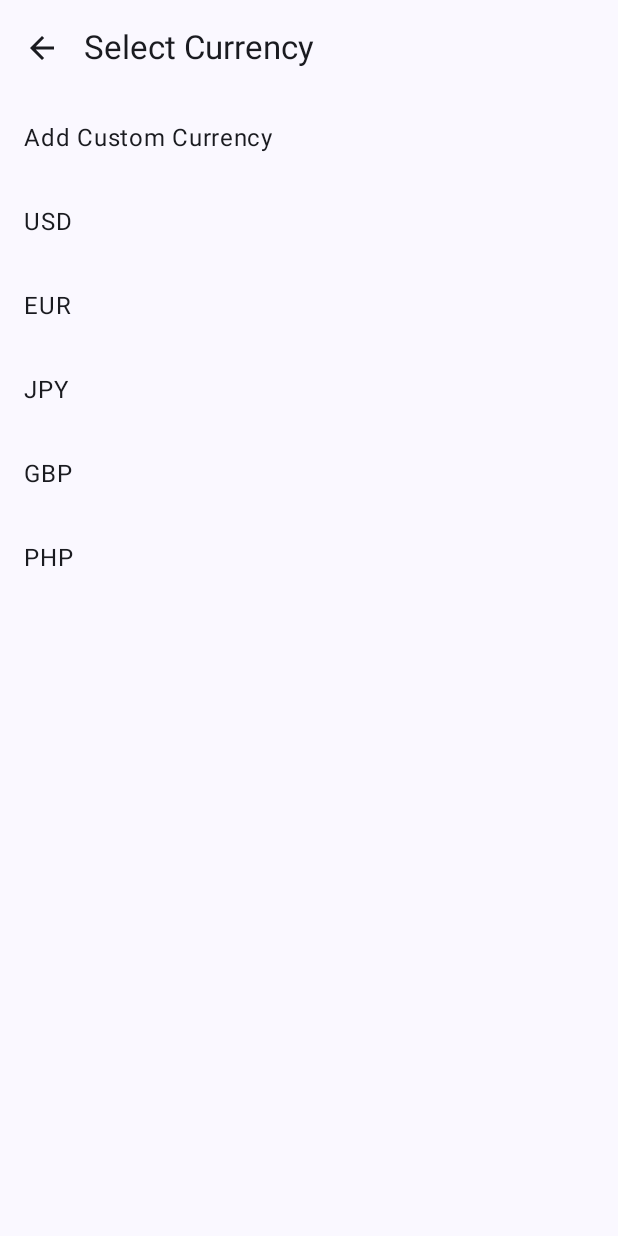
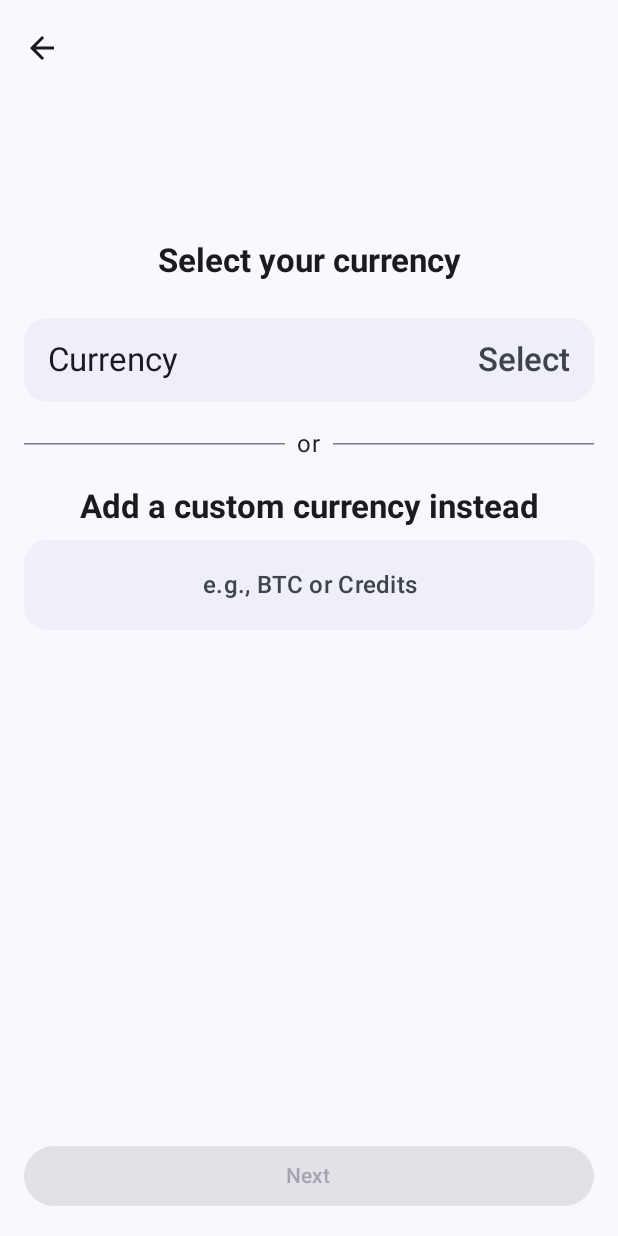
Before and after one commit to klarkengkoy/Trip-Track, an Android app built with Jetpack Compose: the AddTripCurrencyScreen screen opened through its navigation route, on a phone screen of 412 x 824 dp. Run offline under Robolectric (Android 15) with nearby library versions, the phone set to English and light mode, and no system bars; our stand-ins replace Dagger/Hilt's generated code, Firebase (no records; nobody signed in at launch, a user with empty details on screens opened directly); libraries missing offline, so code that uses them is left out: androidx.hilt.lifecycle, com.firebase.ui; 1 statement that could not run was skipped.

Commit message:
added selecting currency screen inside the add trip flow

```diff
--- a/app/src/main/java/dev/klarkengkoy/triptrack/MainNavigation.kt
+++ b/app/src/main/java/dev/klarkengkoy/triptrack/MainNavigation.kt
@@ -20,6 +20,7 @@ import dev.klarkengkoy.triptrack.ui.trips.TripsViewModel
 import dev.klarkengkoy.triptrack.ui.trips.addtrip.AddTripCurrencyScreen
 import dev.klarkengkoy.triptrack.ui.trips.addtrip.AddTripDatesScreen
 import dev.klarkengkoy.triptrack.ui.trips.addtrip.AddTripNameScreen
+import dev.klarkengkoy.triptrack.ui.trips.addtrip.CurrencyListScreen
 
 const val ADD_TRIP_ROUTE = "addTrip"
 
@@ -55,15 +56,6 @@ fun MainNavigation(
                 val viewModel: TripsViewModel = hiltViewModel(backStackEntry)
                 AddTripNameScreen(
                     onNavigateUp = { navController.navigateUp() },
-                    onNavigateNext = { navController.navigate("addTripDates") },
-                    viewModel = viewModel
-                )
-            }
-            composable("addTripDates") {
-                val backStackEntry = remember(it) { navController.getBackStackEntry(ADD_TRIP_ROUTE) }
-                val viewModel: TripsViewModel = hiltViewModel(backStackEntry)
-                AddTripDatesScreen(
-                    onNavigateUp = { navController.navigateUp() },
                     onNavigateNext = { navController.navigate("addTripCurrency") },
                     viewModel = viewModel
                 )
@@ -73,7 +65,29 @@ fun MainNavigation(
                 val viewModel: TripsViewModel = hiltViewModel(backStackEntry)
                 AddTripCurrencyScreen(
                     onNavigateUp = { navController.navigateUp() },
-                    onCurrencySelected = { /* TODO: Navigate to budget screen */ }
+                    onNavigateNext = { navController.navigate("addTripDates") },
+                    onCurrencyClick = { navController.navigate("currencyList") },
+                    viewModel = viewModel
+                )
+            }
+            composable("addTripDates") {
+                val backStackEntry = remember(it) { navController.getBackStackEntry(ADD_TRIP_ROUTE) }
+                val viewModel: TripsViewModel = hiltViewModel(backStackEntry)
+                AddTripDatesScreen(
+                    onNavigateUp = { navController.navigateUp() },
+                    onNavigateNext = { /* TODO: Navigate to budget screen */ },
+                    viewModel = viewModel
+                )
+            }
+            composable("currencyList") {
+                val backStackEntry = remember(it) { navController.getBackStackEntry(ADD_TRIP_ROUTE) }
+                val viewModel: TripsViewModel = hiltViewModel(backStackEntry)
+                CurrencyListScreen(
+                    onNavigateUp = { navController.navigateUp() },
+                    onCurrencySelected = {
+                        viewModel.onCurrencyChanged(it)
+                        navController.navigateUp()
+                    }
                 )
             }
         }
--- a/app/src/main/java/dev/klarkengkoy/triptrack/ui/trips/addtrip/AddTripCurrencyScreen.kt
+++ b/app/src/main/java/dev/klarkengkoy/triptrack/ui/trips/addtrip/AddTripCurrencyScreen.kt
@@ -1,46 +1,76 @@
 package dev.klarkengkoy.triptrack.ui.trips.addtrip
 
+import androidx.compose.foundation.clickable
+import androidx.compose.foundation.layout.Box
 import androidx.compose.foundation.layout.Column
+import androidx.compose.foundation.layout.Row
 import androidx.compose.foundation.layout.fillMaxSize
+import androidx.compose.foundation.layout.fillMaxWidth
 import androidx.compose.foundation.layout.padding
-import androidx.compose.foundation.lazy.LazyColumn
+import androidx.compose.foundation.text.BasicTextField
 import androidx.compose.material.icons.Icons
 import androidx.compose.material.icons.automirrored.filled.ArrowBack
+import androidx.compose.material3.Button
 import androidx.compose.material3.ExperimentalMaterial3Api
+import androidx.compose.material3.HorizontalDivider
 import androidx.compose.material3.Icon
 import androidx.compose.material3.IconButton
 import androidx.compose.material3.ListItem
+import androidx.compose.material3.MaterialTheme
 import androidx.compose.material3.Scaffold
+import androidx.compose.material3.Surface
 import androidx.compose.material3.Text
 import androidx.compose.material3.TopAppBar
+import androidx.compose.material3.TopAppBarDefaults
 import androidx.compose.runtime.Composable
+import androidx.compose.runtime.collectAsState
+import androidx.compose.runtime.getValue
+import androidx.compose.runtime.mutableStateOf
+import androidx.compose.runtime.remember
+import androidx.compose.runtime.setValue
+import androidx.compose.ui.Alignment
 import androidx.compose.ui.Modifier
+import androidx.compose.ui.graphics.Color
+import androidx.compose.ui.text.font.FontWeight
+import androidx.compose.ui.text.style.TextAlign
 import androidx.compose.ui.tooling.preview.Preview
+import androidx.compose.ui.unit.dp
 import dev.klarkengkoy.triptrack.ui.theme.TripTrackTheme
+import dev.klarkengkoy.triptrack.ui.trips.TripsViewModel
 
 @OptIn(ExperimentalMaterial3Api::class)
 @Composable
 fun AddTripCurrencyScreen(
     modifier: Modifier = Modifier,
     onNavigateUp: () -> Unit = {},
-    onCurrencySelected: (String) -> Unit = {}
+    onNavigateNext: () -> Unit = {},
+    onCurrencyClick: () -> Unit = {},
+    viewModel: TripsViewModel
 ) {
+    val uiState by viewModel.uiState.collectAsState()
+
     Scaffold(
         modifier = modifier,
         topBar = {
             TopAppBar(
-                title = { Text("Select Currency") },
+                title = { },
                 navigationIcon = {
                     IconButton(onClick = onNavigateUp) {
                         Icon(Icons.AutoMirrored.Filled.ArrowBack, contentDescription = "Back")
                     }
-                }
+                },
+                colors = TopAppBarDefaults.topAppBarColors(
+                    containerColor = Color.Transparent
+                )
             )
         }
     ) { paddingValues ->
         AddTripCurrencyContent(
             modifier = Modifier.padding(paddingValues),
-            onCurrencySelected = onCurrencySelected
+            selectedCurrency = uiState.addTripUiState.currency,
+            onCurrencyClick = onCurrencyClick,
+            onNextClicked = onNavigateNext,
+            onCurrencyChanged = { viewModel.onCurrencyChanged(it) }
         )
     }
 }
@@ -48,22 +78,106 @@ fun AddTripCurrencyScreen(
 @Composable
 private fun AddTripCurrencyContent(
     modifier: Modifier = Modifier,
-    onCurrencySelected: (String) -> Unit
+    selectedCurrency: String,
+    onCurrencyClick: () -> Unit,
+    onNextClicked: () -> Unit,
+    onCurrencyChanged: (String) -> Unit
 ) {
-    // A mock list for now. We can make this more robust later.
-    val currencies = listOf("USD", "EUR", "JPY", "GBP", "PHP")
+    var customCurrencyInput by remember { mutableStateOf("") }
 
-    LazyColumn(modifier = modifier.fillMaxSize()) {
-        item {
-            ListItem(
-                headlineContent = { Text("Add Custom Currency") }
+    Box(modifier = modifier.fillMaxSize()) {
+        Column(
+            modifier = Modifier
+                .fillMaxSize()
+                .padding(16.dp)
+                .padding(top = 80.dp),
+            horizontalAlignment = Alignment.CenterHorizontally
+        ) {
+            Text(
+                text = "Select your currency",
+                style = MaterialTheme.typography.titleLarge,
+                fontWeight = FontWeight.Bold,
+                textAlign = TextAlign.Center,
+                modifier = Modifier
+                    .fillMaxWidth()
+                    .padding(bottom = 24.dp)
             )
+            Surface(
+                tonalElevation = 1.dp,
+                shape = MaterialTheme.shapes.large,
+                modifier = Modifier.fillMaxWidth()
+            ) {
+                ListItem(
+                    headlineContent = { Text("Currency", style = MaterialTheme.typography.titleLarge) },
+                    trailingContent = { Text(selectedCurrency.ifEmpty { "Select" }, style = MaterialTheme.typography.titleLarge, fontWeight = FontWeight.SemiBold) },
+                    modifier = Modifier.clickable { onCurrencyClick() }
+                )
+            }
+            Row(
+                modifier = Modifier.padding(vertical = 16.dp),
+                verticalAlignment = Alignment.CenterVertically
+            ) {
+                HorizontalDivider(modifier = Modifier.weight(1f))
+                Text("or", modifier = Modifier.padding(horizontal = 8.dp))
+                HorizontalDivider(modifier = Modifier.weight(1f))
+            }
+            Text(
+                text = "Add a custom currency instead",
+                style = MaterialTheme.typography.titleLarge,
+                fontWeight = FontWeight.Bold,
+                textAlign = TextAlign.Center,
+                modifier = Modifier
+                    .fillMaxWidth()
+                    .padding(bottom = 8.dp)
+            )
+            Surface(
+                modifier = Modifier.fillMaxWidth(),
+                tonalElevation = 1.dp,
+                shape = MaterialTheme.shapes.large
+            ) {
+                BasicTextField(
+                    value = customCurrencyInput,
+                    onValueChange = {
+                        customCurrencyInput = it
+                        onCurrencyChanged(it)
+                    },
+                    textStyle = MaterialTheme.typography.titleLarge.copy(
+                        textAlign = TextAlign.Center,
+                        color = MaterialTheme.colorScheme.onSurface
+                    ),
+                    modifier = Modifier.fillMaxWidth(),
+                    singleLine = true,
+                    decorationBox = { innerTextField ->
+                        Box(
+                            modifier = Modifier
+                                .fillMaxWidth()
+                                .padding(vertical = 16.dp),
+                            contentAlignment = Alignment.Center
+                        ) {
+                            if (customCurrencyInput.isEmpty()) {
+                                Text(
+                                    text = "e.g., BTC or Credits",
+                                    style = MaterialTheme.typography.titleMedium,
+                                    color = MaterialTheme.colorScheme.onSurfaceVariant,
+                                    textAlign = TextAlign.Center
+                                )
+                            }
+                            innerTextField()
+                        }
+                    }
+                )
+            }
         }
-        items(currencies.size) { index ->
-            val currency = currencies[index]
-            ListItem(
-                headlineContent = { Text(currency) }
-            )
+
+        Button(
+            onClick = onNextClicked,
+            enabled = selectedCurrency.isNotEmpty(),
+            modifier = Modifier
+                .fillMaxWidth()
+                .padding(16.dp)
+                .align(Alignment.BottomCenter)
+        ) {
+            Text("Next")
         }
     }
 }
@@ -72,6 +186,11 @@ private fun AddTripCurrencyContent(
 @Composable
 private fun AddTripCurrencyScreenPreview() {
     TripTrackTheme {
-        AddTripCurrencyContent(onCurrencySelected = {})
+        AddTripCurrencyContent(
+            selectedCurrency = "USD",
+            onCurrencyClick = {},
+            onNextClicked = {},
+            onCurrencyChanged = {}
+        )
     }
 }
--- a/app/src/main/java/dev/klarkengkoy/triptrack/ui/trips/addtrip/AddTripDatesScreen.kt
+++ b/app/src/main/java/dev/klarkengkoy/triptrack/ui/trips/addtrip/AddTripDatesScreen.kt
@@ -2,7 +2,6 @@ package dev.klarkengkoy.triptrack.ui.trips.addtrip
 
 import android.util.Log
 import androidx.compose.foundation.clickable
-import androidx.compose.foundation.layout.Arrangement
 import androidx.compose.foundation.layout.Box
 import androidx.compose.foundation.layout.Column
 import androidx.compose.foundation.layout.Spacer
```
Also changed, not shown: app/src/main/java/dev/klarkengkoy/triptrack/ui/trips/addtrip/CurrencyListScreen.kt (added, +125 -0 lines).
